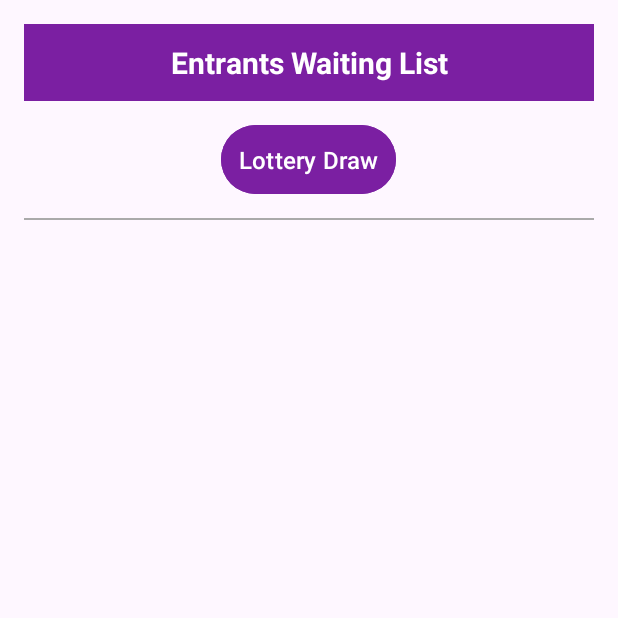
After one commit to CMPUT301F25codarc/codarc-events, an Android app: the ViewEntrantsActivity screen opened directly, with no data from a screen before it, on a phone screen of 412 x 824 dp, the top half of it. The commit adds this screen. Run offline under Robolectric (Android 15) with nearby library versions, the phone set to English and light mode, and no system bars; our stand-ins replace Firebase (no records; nobody signed in at launch, a user with empty details on screens opened directly).

Commit message:
View Entrants and Showing Button for Organizer only logic

```diff
--- a/app/src/main/AndroidManifest.xml
+++ b/app/src/main/AndroidManifest.xml
@@ -44,6 +44,9 @@
             android:exported="true"
             android:theme="@style/Theme.Codarcevents"/>
 
+        <activity android:name=".views.ViewEntrantsActivity" />
+
+
     </application>
 
 </manifest>
--- a/app/src/main/java/ca/ualberta/codarc/codarc_events/data/EventDB.java
+++ b/app/src/main/java/ca/ualberta/codarc/codarc_events/data/EventDB.java
@@ -206,4 +206,6 @@ public class EventDB {
                 })
                 .addOnFailureListener(cb::onError);
     }
+
+
 }
--- /dev/null
+++ b/app/src/main/java/ca/ualberta/codarc/codarc_events/views/ViewEntrantsActivity.java
@@ -0,0 +1,111 @@
+package ca.ualberta.codarc.codarc_events.views;
+
+import android.os.Bundle;
+import android.widget.TextView;
+import android.widget.Toast;
+
+import androidx.annotation.NonNull;
+import androidx.appcompat.app.AppCompatActivity;
+import androidx.recyclerview.widget.LinearLayoutManager;
+import androidx.recyclerview.widget.RecyclerView;
+
+import java.util.List;
+import java.util.Map;
+
+import ca.ualberta.codarc.codarc_events.R;
+import ca.ualberta.codarc.codarc_events.data.EventDB;
+
+/**
+ * Activity that displays the list of entrants currently on the waitlist
+ * for a specific event. Fetches data from Firestore and shows it in a RecyclerView.
+ */
+
+public class ViewEntrantsActivity extends AppCompatActivity {
+
+    private RecyclerView recyclerView;
+    private SimpleEntrantsAdapter adapter;
+    private EventDB eventDB;
+    private String eventId;
+
+    @Override
+    protected void onCreate(Bundle savedInstanceState) {
+        super.onCreate(savedInstanceState);
+        setContentView(R.layout.view_entrants_activity);
+
+        recyclerView = findViewById(R.id.rv_entrants);
+        recyclerView.setLayoutManager(new LinearLayoutManager(this));
+
+        eventDB = new EventDB();
+        eventId = getIntent().getStringExtra("eventId");
+
+        adapter = new SimpleEntrantsAdapter();
+        recyclerView.setAdapter(adapter);
+
+        loadEntrants();
+
+    }
+
+
+    /**
+     * Fetches the waitlist for the current event from Firestore
+     * and updates the RecyclerView adapter.
+     */
+    private void loadEntrants() {
+        eventDB.getWaitlist(eventId, new EventDB.Callback<List<Map<String, Object>>>() {
+            @Override
+            public void onSuccess(List<Map<String, Object>> waitlist) {
+                adapter.updateList(waitlist);
+            }
+
+            @Override
+            public void onError(@NonNull Exception e) {
+                Toast.makeText(ViewEntrantsActivity.this, "Failed to load entrants", Toast.LENGTH_SHORT).show();
+            }
+        });
+    }
+
+    /**
+     * Simple RecyclerView adapter to display entrants in the waitlist.
+     * Shows each entrant's device ID and the time they requested to join.
+     */
+    static class SimpleEntrantsAdapter extends RecyclerView.Adapter<SimpleEntrantsAdapter.ViewHolder> {
+
+        private List<Map<String, Object>> entrants;
+
+        void updateList(List<Map<String, Object>> newList) {
+            entrants = newList;
+            notifyDataSetChanged();
+        }
+
+        @NonNull
+        @Override
+        public ViewHolder onCreateViewHolder(@NonNull android.view.ViewGroup parent, int viewType) {
+            TextView tv = new TextView(parent.getContext());
+            tv.setPadding(16, 16, 16, 16);
+            tv.setTextSize(16);
+            return new ViewHolder(tv);
+        }
+
+        @Override
+        public void onBindViewHolder(@NonNull ViewHolder holder, int position) {
+            Map<String, Object> entry = entrants.get(position);
+            String deviceId = (String) entry.get("deviceId");
+            Object requestTime = entry.get("requestTime");
+            holder.textView.setText("Device: " + deviceId + "\nRequested at: " + requestTime);
+        }
+
+        @Override
+        public int getItemCount() {
+            return entrants != null ? entrants.size() : 0;
+        }
+
+        static class ViewHolder extends RecyclerView.ViewHolder {
+            TextView textView;
+
+            ViewHolder(@NonNull TextView itemView) {
+                super(itemView);
+                textView = itemView;
+            }
+        }
+    }
+}
--- /dev/null
+++ b/app/src/main/res/layout/view_entrants_activity.xml
@@ -0,0 +1,52 @@
+<?xml version="1.0" encoding="utf-8"?>
+<LinearLayout xmlns:android="http://schemas.android.com/apk/res/android"
+    android:orientation="vertical"
+    android:layout_width="match_parent"
+    android:layout_height="match_parent"
+    android:padding="16dp">
+
+    <!-- Header -->
+    <TextView
+        android:id="@+id/tv_header"
+        android:layout_width="match_parent"
+        android:layout_height="wrap_content"
+        android:background="@color/primary_purple"
+        android:gravity="center"
+        android:paddingTop="12dp"
+        android:paddingBottom="12dp"
+        android:text="Entrants Waiting List"
+        android:textColor="@android:color/white"
+        android:textSize="20sp"
+        android:textStyle="bold" />
+
+    <!-- Lottery Draw Button -->
+
+    <!-- Separator -->
+    <Button
+        android:id="@+id/btn_lottery_draw"
+        android:layout_width="wrap_content"
+        android:layout_height="wrap_content"
+        android:layout_gravity="center_horizontal"
+        android:layout_marginTop="12dp"
+        android:layout_marginBottom="12dp"
+        android:backgroundTint="@color/primary_purple"
+        android:padding="12dp"
+        android:text="Lottery Draw"
+        android:textAllCaps="false"
+        android:textColor="@android:color/white"
+        android:textSize="16sp" />
+
+    <View
+        android:layout_width="match_parent"
+        android:layout_height="1dp"
+        android:background="@android:color/darker_gray" />
+
+    <!-- RecyclerView -->
+    <androidx.recyclerview.widget.RecyclerView
+        android:id="@+id/rv_entrants"
+        android:layout_width="match_parent"
+        android:layout_height="match_parent"
+        android:clipToPadding="false"
+        android:scrollbars="vertical" />
+
+</LinearLayout>
```
Also changed, not shown: app/src/main/java/ca/ualberta/codarc/codarc_events/adapters/EventCardAdapter.java (+22 -0 lines), app/src/main/java/ca/ualberta/codarc/codarc_events/views/EventHistoryActivity.java (deleted, +0 -54 lines).
